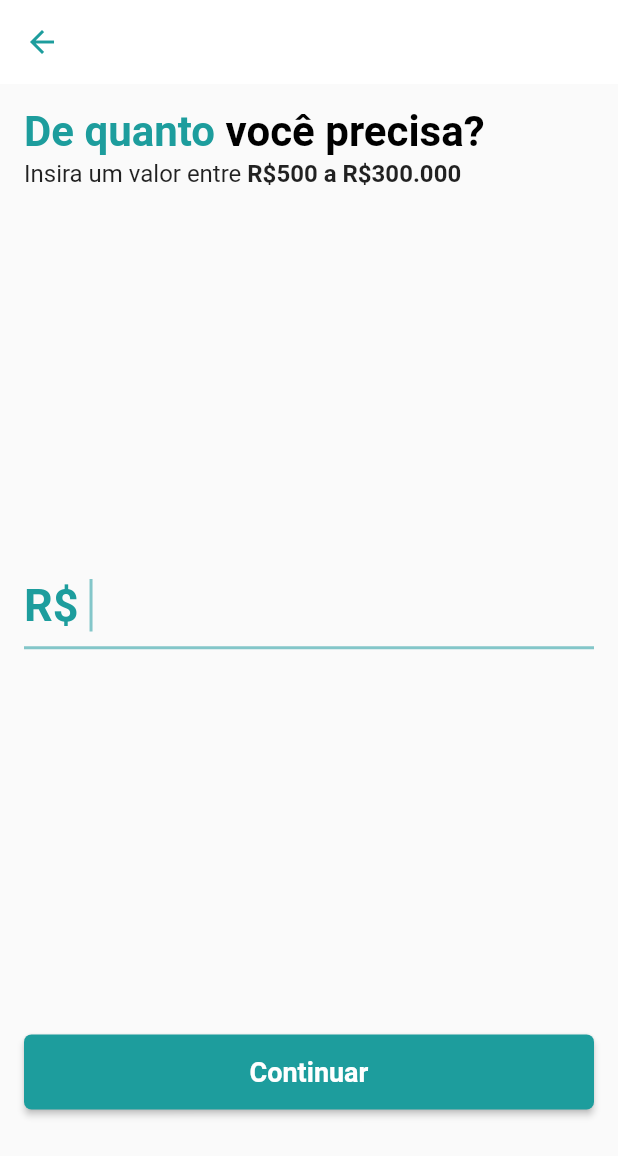
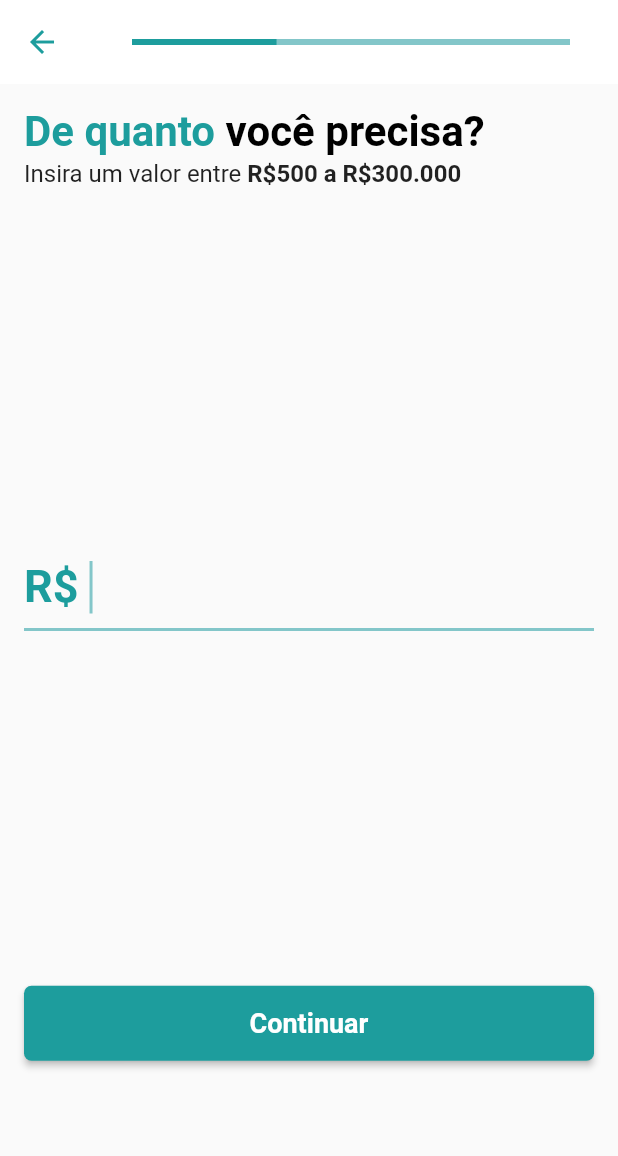
Before and after one commit to EmersonLopes/simulador_credito_rispar, a Flutter app: the RequestAmmountPage screen opened by its route, on a phone screen of 412 x 824 dp. Shown: the top 1156 px of the screen. Run offline on Flutter 3.47's test engine with Material 2 defaults, Android fonts, the light colour scheme and no system bars; our stand-ins replace dio, flutter_mobx, mobx, syncfusion_flutter_sliders; generated files the repository leaves out were written again.

Commit message:
Adicionado progressbar no appbar

```diff
--- /dev/null
+++ b/lib/components/widget_progress_indicator.dart
@@ -0,0 +1,19 @@
+import 'package:flutter/material.dart';
+
+class WidgetProgressIndicator extends StatelessWidget {
+  const WidgetProgressIndicator({Key? key, required this.perctValue}) : super(key: key);
+
+  final double perctValue;
+
+  @override
+  Widget build(BuildContext context) {
+    return Container(
+      padding: EdgeInsets.all(16.0),
+      child: LinearProgressIndicator(
+        valueColor: AlwaysStoppedAnimation<Color>(Theme.of(context).colorScheme.secondary),
+        backgroundColor: Theme.of(context).colorScheme.primary,
+        value: perctValue,
+      ),
+    );
+  }
+}
--- a/lib/pages/request_ammount/components/body.dart
+++ b/lib/pages/request_ammount/components/body.dart
@@ -22,15 +22,15 @@ class _BodyState extends State<Body> {
       child: SingleChildScrollView(
         child: Container(
           padding: const EdgeInsets.symmetric(horizontal: 16.0, vertical: 8.0),
-          height: MediaQuery.of(context).size.height,
+          height: MediaQuery.of(context).size.height * 0.8,
           child: Column(
             crossAxisAlignment: CrossAxisAlignment.start,
             mainAxisAlignment: MainAxisAlignment.spaceBetween,
             children: <Widget>[
               _quantoPrecisa(),
-              const SizedBox(height: 4),
+
               AmmountField(),
-              const SizedBox(height: 12.0),
+
               WidgetDefaultButtom(
                 text: "Continuar",
                 press: () async {
@@ -42,7 +42,7 @@ class _BodyState extends State<Body> {
                   }
                 },
               ),
-              const SizedBox(height: 10.0),
+
             ],
           ),
         ),
--- a/lib/pages/request_ammount/request_ammount_page.dart
+++ b/lib/pages/request_ammount/request_ammount_page.dart
@@ -1,4 +1,5 @@
 import 'package:flutter/material.dart';
+import 'package:simulador_credito_rispar/components/widget_progress_indicator.dart';
 import 'package:simulador_credito_rispar/utils/app_routes.dart';
 
 import 'components/body.dart';
@@ -12,7 +13,7 @@ class _RequestAmmountPageState extends State<RequestAmmountPage> {
   @override
   Widget build(BuildContext context) {
     return Scaffold(
-        appBar: AppBar(elevation: 0),
+        appBar: AppBar(elevation: 0, title: WidgetProgressIndicator(perctValue: 0.33,)),
         body: const Body());
   }
 }
--- a/lib/pages/result/result_page.dart
+++ b/lib/pages/result/result_page.dart
@@ -1,4 +1,5 @@
 import 'package:flutter/material.dart';
+import 'package:simulador_credito_rispar/components/widget_progress_indicator.dart';
 import 'package:simulador_credito_rispar/utils/app_routes.dart';
 
 import 'components/body.dart';
@@ -14,14 +15,20 @@ class _ResultPageState extends State<ResultPage> {
   @override
   Widget build(BuildContext context) {
     return Scaffold(
-        appBar: AppBar(elevation: 0, actions: [
+        appBar: AppBar(
+          elevation: 0, title: WidgetProgressIndicator(perctValue: 1.0,),
+        actions: [
           IconButton(
               onPressed: () {
                 Navigator.pushNamedAndRemoveUntil(
                     context, AppRoutes.USER, (route) => false);
               },
               icon: Icon(Icons.close))
-        ]),
-        body: Body());
+        ]),body
+    :
+    Body
+    (
+    )
+    );
   }
 }
--- a/lib/pages/warranty/warranty_page.dart
+++ b/lib/pages/warranty/warranty_page.dart
@@ -1,6 +1,7 @@
 import 'package:flutter/material.dart';
 import 'package:flutter_mobx/flutter_mobx.dart';
 import 'package:provider/provider.dart';
+import 'package:simulador_credito_rispar/components/widget_progress_indicator.dart';
 import 'package:simulador_credito_rispar/controllers/enum_state_controller.dart';
 import 'package:simulador_credito_rispar/controllers/simulation_controller.dart';
 
@@ -26,7 +27,7 @@ class _WarrantyPageState extends State<WarrantyPage> {
   @override
   Widget build(BuildContext context) {
     return Scaffold(
-        appBar: AppBar(elevation: 0),
+        appBar: AppBar(elevation: 0, title: WidgetProgressIndicator(perctValue: 0.66,)),
         body: Observer(
           builder: (BuildContext context) {
             print('>>>> ${simulationController.stateSimulation}');
```
